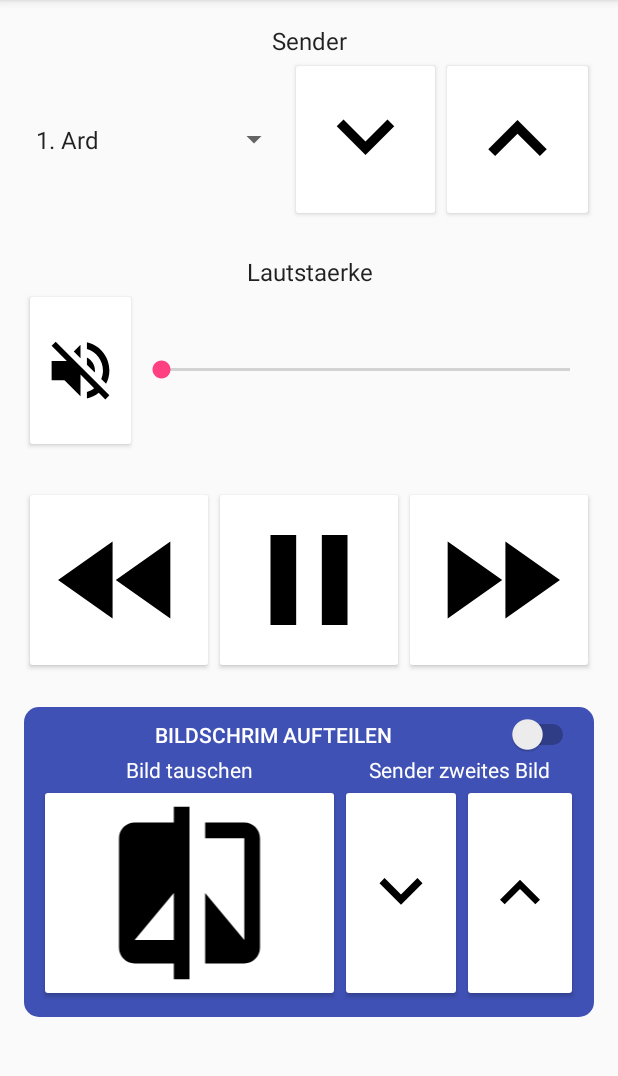
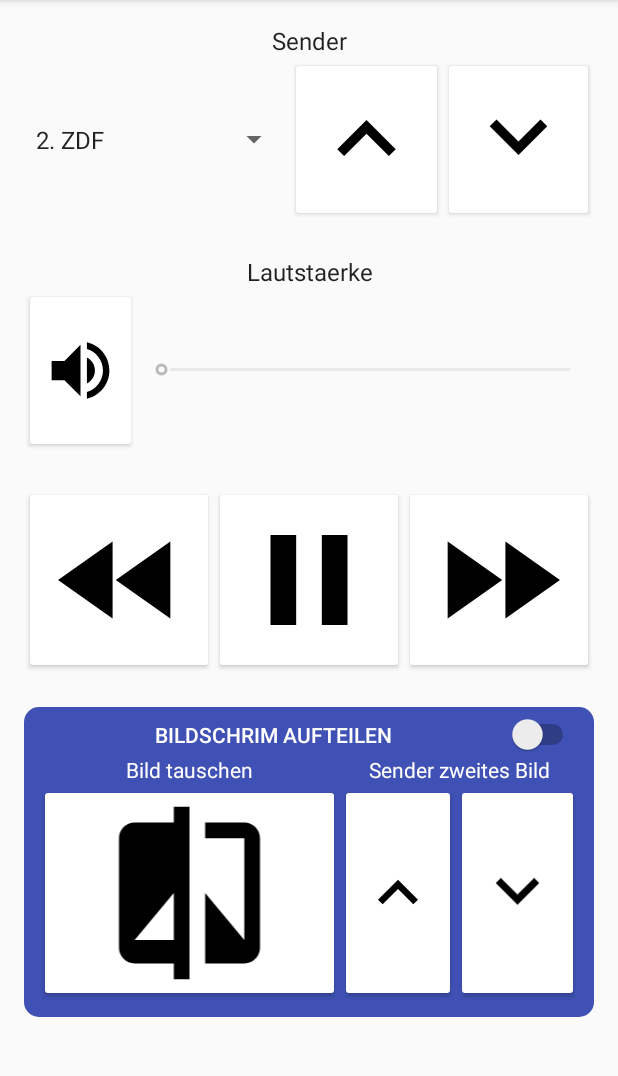
Before and after one commit to juxbo/NZSE_Remote, an Android app: the screen it shows after launch (Fernbedienung), in the options menu, after a tap on "Senderliste anpassen", on a phone screen of 412 x 824 dp, the part 84-1160 px from its top. Run offline under Robolectric (Android 15) with nearby library versions, the phone set to English and light mode, and no system bars.

Commit message:
Added some prototype play/pause, mute/unmute, change channel functionality

```diff
--- a/app/src/main/java/remote/js/nzse/hda/makeremotesgreatagain/Fernbedienung.java
+++ b/app/src/main/java/remote/js/nzse/hda/makeremotesgreatagain/Fernbedienung.java
@@ -3,13 +3,24 @@
 import android.os.Bundle;
 import android.support.design.widget.FloatingActionButton;
 import android.support.design.widget.Snackbar;
+import android.support.v4.content.ContextCompat;
 import android.support.v7.app.AppCompatActivity;
 import android.support.v7.widget.Toolbar;
 import android.view.View;
 import android.view.Menu;
 import android.view.MenuItem;
+import android.widget.ImageButton;
+import android.widget.SeekBar;
+import android.widget.Spinner;
+import android.widget.Toast;
 
 public class Fernbedienung extends AppCompatActivity {
+
+    private Spinner sender;
+    private SeekBar vol;
+    private boolean muted=false;
+    private int volCache=50;
+    private boolean paused=false;
 
     @Override
     protected void onCreate(Bundle savedInstanceState) {
@@ -17,6 +28,11 @@
         setContentView(R.layout.activity_fernbedienung);
         Toolbar toolbar = (Toolbar) findViewById(R.id.toolbar);
         setSupportActionBar(toolbar);
+
+        //Not really sure if we should do this or just always call findViewById if we need one of these
+        sender=(Spinner) findViewById(R.id.spinner_sender);
+        vol=(SeekBar) findViewById(R.id.bar_volume);
+        vol.setProgress(volCache);
     }
 
     @Override
@@ -40,4 +56,58 @@
 
         return super.onOptionsItemSelected(item);
     }
+
+    public void playButtonPressed(View v){
+        //TODO: Implement Play/Pause Function and enable ff/rewind buttons only when paused before
+        if(paused){
+            Toast.makeText(this, "Resuming", Toast.LENGTH_LONG).show();
+            ((ImageButton)findViewById(R.id.button_play)).setImageDrawable(ContextCompat.getDrawable(getApplicationContext(),R.drawable.pause));
+            paused=false;
+        }else{
+            Toast.makeText(this, "Pausing", Toast.LENGTH_LONG).show();
+            ((ImageButton)findViewById(R.id.button_play)).setImageDrawable(ContextCompat.getDrawable(getApplicationContext(),R.drawable.play));
+            paused=true;
+        }
+    }
+
+    public void lastChannelButtonPressed(View v){
+        Toast.makeText(this, "Last Channel", Toast.LENGTH_LONG).show();
+        changeSender(-1);
+        //TODO: Send sender to TV
+    }
+
+    private void changeSender(int by){
+        if((sender.getSelectedItemPosition()+by)>=sender.getAdapter().getCount() || (sender.getSelectedItemPosition()+by)<0){
+            if(by>0)
+                sender.setSelection(0);
+            else
+                sender.setSelection(sender.getAdapter().getCount()-1);
+        }else{
+            sender.setSelection(sender.getSelectedItemPosition()+by);
+        }
+    }
+
+    public void nextChannelButtonPressed(View v){
+        Toast.makeText(this, "Next Channel", Toast.LENGTH_SHORT).show();
+        changeSender(1);
+        //TODO: Send sender to TV
+    }
+
+    public void muteButtonPressed(View v){
+        Toast.makeText(this, "Mute pressed", Toast.LENGTH_SHORT).show();
+        if(muted){
+            //Unmute
+            vol.setEnabled(true);
+            vol.setProgress(volCache);
+            ((ImageButton)findViewById(R.id.button_mute)).setImageDrawable(ContextCompat.getDrawable(getApplicationContext(),R.drawable.mute));
+            muted=false;
+        }else{
+            //Mute
+            volCache=vol.getProgress();
+            vol.setProgress(0);
+            vol.setEnabled(false);
+            ((ImageButton)findViewById(R.id.button_mute)).setImageDrawable(ContextCompat.getDrawable(getApplicationContext(),R.drawable.unmute));
+            muted=true;
+        }
+    }
 }
--- /dev/null
+++ b/app/src/main/res/drawable/play.xml
@@ -0,0 +1,9 @@
+<vector xmlns:android="http://schemas.android.com/apk/res/android"
+        android:width="24dp"
+        android:height="24dp"
+        android:viewportWidth="24.0"
+        android:viewportHeight="24.0">
+    <path
+        android:fillColor="#FF000000"
+        android:pathData="M8,5v14l11,-7z"/>
+</vector>
--- a/app/src/main/res/layout/content_fernbedienung.xml
+++ b/app/src/main/res/layout/content_fernbedienung.xml
@@ -52,22 +52,25 @@
                     <Spinner
                         android:layout_width="177dp"
                         android:layout_height="match_parent"
-                        android:id="@+id/spinner"
+                        android:id="@+id/spinner_sender"
                         android:entries="@array/senderliste" />
+
+                    <ImageButton
+                        android:src="@drawable/arrow_up"
+                        android:layout_width="61dp"
+                        android:layout_height="match_parent"
+                        android:id="@+id/button2"
+                        android:layout_weight="1"
+                        android:onClick="lastChannelButtonPressed" />
 
                     <ImageButton
                         android:src="@drawable/arrow_down"
                         android:layout_width="60dp"
                         android:layout_height="match_parent"
                         android:id="@+id/button"
-                        android:layout_weight="1" />
+                        android:layout_weight="1"
+                        android:onClick="nextChannelButtonPressed" />
 
-                    <ImageButton
-                        android:src="@drawable/arrow_up"
-                        android:layout_width="61dp"
-                        android:layout_height="match_parent"
-                        android:id="@+id/button2"
-                        android:layout_weight="1" />
                 </LinearLayout>
 
             </LinearLayout>
@@ -113,12 +116,13 @@
                             android:src="@drawable/mute"
                             android:layout_width="75dp"
                             android:layout_height="match_parent"
-                            android:id="@+id/button5" />
+                            android:id="@+id/button_mute"
+                            android:onClick="muteButtonPressed" />
 
                         <SeekBar
                             android:layout_width="match_parent"
                             android:layout_height="match_parent"
-                            android:id="@+id/seekBar2"
+                            android:id="@+id/bar_volume"
                             android:layout_weight="1" />
                     </LinearLayout>
 
@@ -149,8 +153,9 @@
                 android:src="@drawable/pause"
                 android:layout_width="0dp"
                 android:layout_height="match_parent"
-                android:id="@+id/button4"
-                android:layout_weight="1" />
+                android:id="@+id/button_play"
+                android:layout_weight="1"
+                android:onClick="playButtonPressed" />
 
             <ImageButton
                 android:src="@drawable/fastforward"
@@ -234,18 +239,18 @@
                         android:layout_weight="1">
 
                         <ImageButton
+                            android:src="@drawable/arrow_up"
+                            android:layout_width="71dp"
+                            android:layout_height="match_parent"
+                            android:id="@+id/button8"
+                            android:layout_weight="0.03" />
+
+                        <ImageButton
                             android:src="@drawable/arrow_down"
                             android:layout_width="0dp"
                             android:layout_height="match_parent"
                             android:id="@+id/button9"
                             android:layout_weight="0.37" />
-
-                        <ImageButton
-                            android:src="@drawable/arrow_up"
-                            android:layout_width="71dp"
-                            android:layout_height="match_parent"
-                            android:id="@+id/button8"
-                            android:layout_weight="0.03" />
                     </LinearLayout>
 
                 </LinearLayout>
--- a/app/src/main/res/values/strings.xml
+++ b/app/src/main/res/values/strings.xml
@@ -2,8 +2,11 @@
     <string name="app_name">MakeRemotesGreatAgain</string>
     <string name="action_settings">Settings</string>
     <string-array name="senderliste">
-        <item>1. Ard</item>
+        <!-- TODO: The numbers shouldn't be in here. (Do we even need numbers?) -->
+        <item>1. ARD</item>
         <item>2. ZDF</item>
         <item>3. AMK</item>
+        <item>4. BibelTV</item>
+        <item>5. Langersendername</item>
     </string-array>
 </resources>
```
